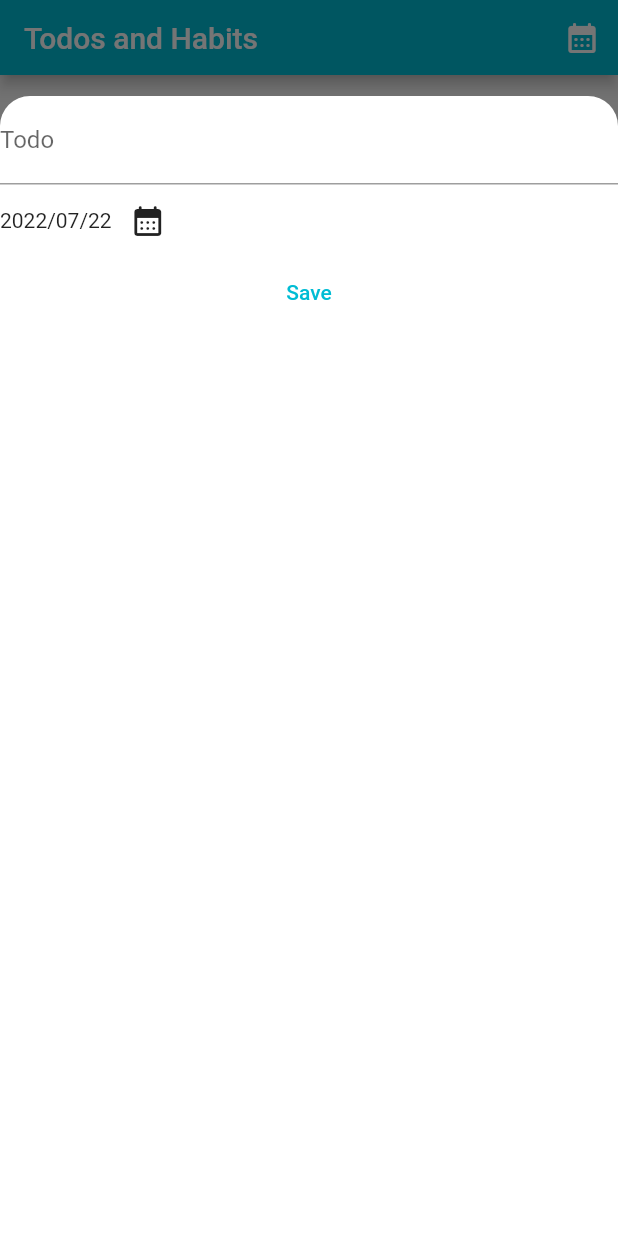
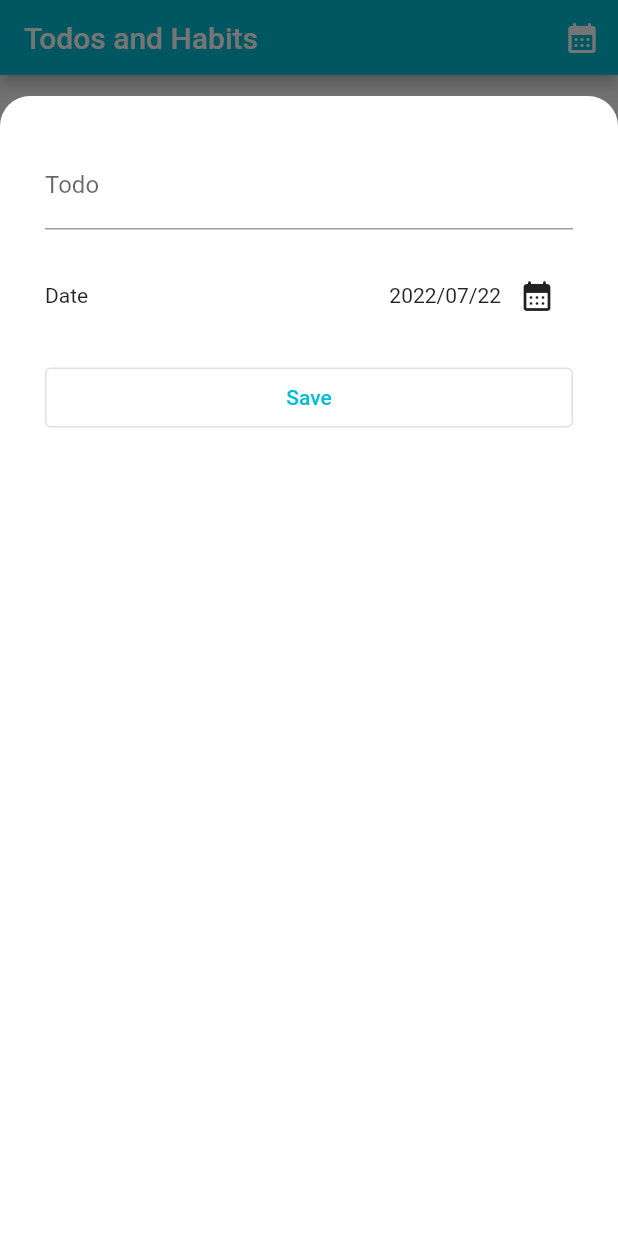
Before and after one commit to pipipi09/todo_app, a Flutter app: the screen it shows after launch, after a tap on the "add" icon, on a phone screen of 412 x 824 dp. Run offline on Flutter 3.47's test engine with Material 2 defaults, Android fonts, the phone set to English and light mode, and no system bars; our stand-ins replace freezed_annotation, hooks_riverpod, sqflite; accounts and stored records are empty.

Commit message:
layout input todo arganism

```diff
--- a/lib/views/todo_list/organisms/input_todo_organism.dart
+++ b/lib/views/todo_list/organisms/input_todo_organism.dart
@@ -7,6 +7,7 @@ class InputTodoOrganism extends StatelessWidget {
   Widget build(BuildContext context) {
     return Container(
       margin: const EdgeInsets.only(top: 64),
+      padding: const EdgeInsets.all(30),
       decoration: const BoxDecoration(
         color: Colors.white,
         borderRadius: BorderRadius.only(
@@ -19,6 +20,11 @@ class InputTodoOrganism extends StatelessWidget {
           const TextField(
             decoration: InputDecoration(labelText: 'Todo'),
           ),
+          const SizedBox(height: 20),
+          Row(
+            mainAxisAlignment: MainAxisAlignment.spaceBetween,
+            children: [
+              const Text('Date'),
               Row(
                 children: [
                   const Text('2022/07/22'),
@@ -37,7 +43,13 @@ class InputTodoOrganism extends StatelessWidget {
                   )
                 ],
               ),
-          TextButton(
+            ],
+          ),
+          const SizedBox(height: 20),
+          OutlinedButton(
+            style: OutlinedButton.styleFrom(
+              minimumSize: const Size(double.infinity, 40),
+            ),
             onPressed: () {},
             child: const Text('Save'),
           )
```
Also changed, not shown: 3 other files. Lines whose indentation alone changed are shown as unchanged.
